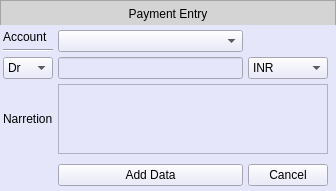
Old version of the form Resources/Ui/PaymentEntry.ui in the repository Darshitjivani/MBAS.
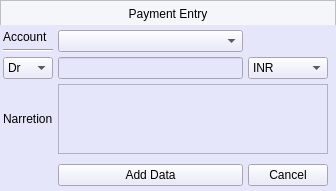
New version of the form.

The edit to the form file:
```diff
--- a/Resources/Ui/PaymentEntry.ui
+++ b/Resources/Ui/PaymentEntry.ui
@@ -45,7 +45,7 @@
        </size>
       </property>
       <property name="styleSheet">
-       <string notr="true">background-color: rgb(212, 212, 212);
+       <string notr="true">background-color:#f5f6fa;
 font: 63 11pt &quot;Segoe UI Semibold&quot;;
 color:#000000</string>
       </property>
```
